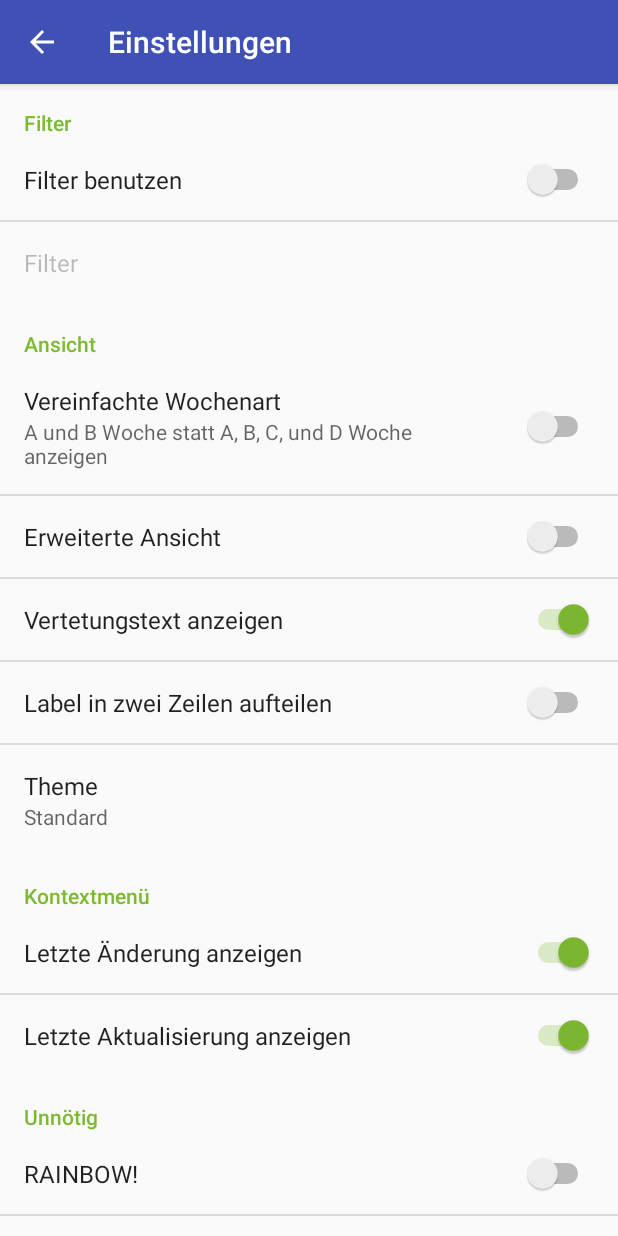
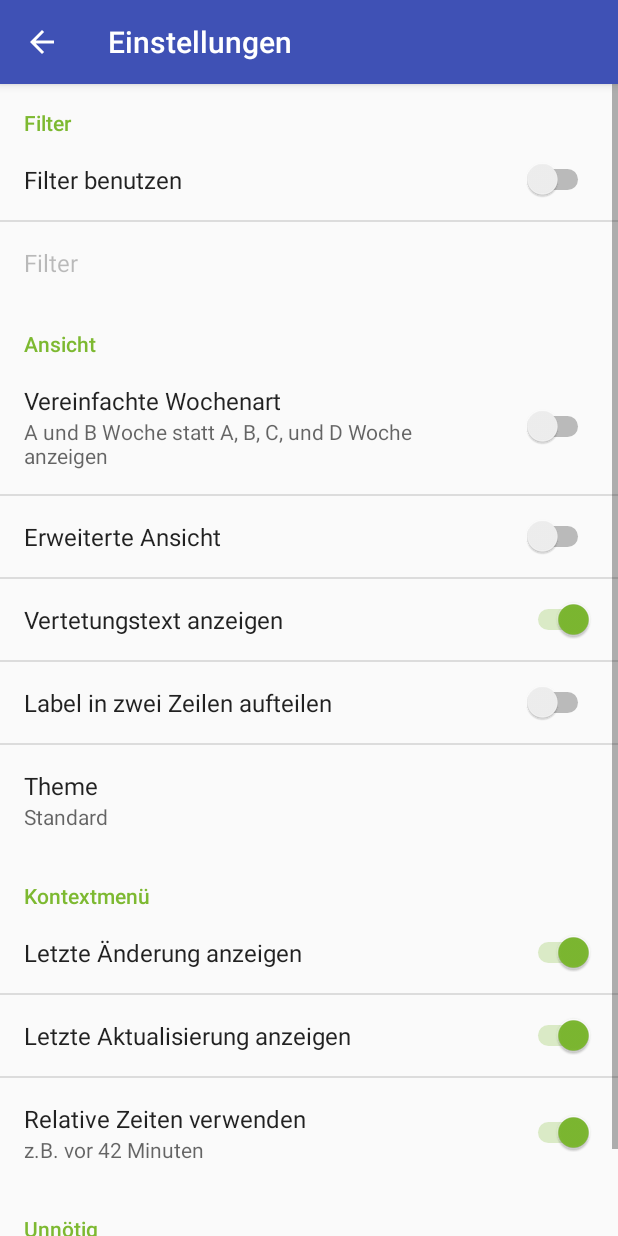
Before and after one commit to TecCheck/TG-Vertretung, an Android app: the MainActivity screen opened directly, with no data from a screen before it, in the side drawer, after a tap on "Einstellungen", on a phone screen of 412 x 824 dp. Run offline under Robolectric (Android 15) with nearby library versions, the phone set to English and light mode, and no system bars; libraries missing offline, so code that uses them is left out: de.sematre.tg; 11 statements that could not run were skipped.

Commit message:
Add 'Relative time'

```diff
--- a/app/src/main/java/de/coop/tgvertretung/activity/MainActivity.java
+++ b/app/src/main/java/de/coop/tgvertretung/activity/MainActivity.java
@@ -113,8 +113,11 @@ public class MainActivity extends AppCompatActivity implements NavigationView.On
                     if (Settings.settings.showClientRefresh) {
                         lastReload.setVisibility(View.VISIBLE);
                         title1.setVisibility(View.VISIBLE);
-                        String s = Utils.getFormattedDate(Settings.settings.lastClientRefresh, false, true);
-                        lastReload.setText(s);
+
+                        String date = null;
+                        if (Settings.settings.relativeTime) date = Utils.getRelativeFormattedTime(Settings.settings.lastClientRefresh, new Date(System.currentTimeMillis()));
+                        else date = Utils.getFormattedDate(Settings.settings.lastClientRefresh, false, true);
+                        lastReload.setText(date);
                     } else {
                         lastReload.setVisibility(View.GONE);
                         title1.setVisibility(View.GONE);
@@ -123,8 +126,11 @@ public class MainActivity extends AppCompatActivity implements NavigationView.On
                     if (Settings.settings.showServerRefresh) {
                         lastServerRefresh.setVisibility(View.VISIBLE);
                         title2.setVisibility(View.VISIBLE);
-                        String s = Utils.getFormattedDate(Settings.settings.timeTable.getDate(), false, true);
-                        lastServerRefresh.setText(s);
+
+                        String date = null;
+                        if (Settings.settings.relativeTime) date = Utils.getRelativeFormattedTime(Settings.settings.timeTable.getDate(), new Date(System.currentTimeMillis()));
+                        else date = Utils.getFormattedDate(Settings.settings.timeTable.getDate(), false, true);
+                        lastServerRefresh.setText(date);
                     } else {
                         lastServerRefresh.setVisibility(View.GONE);
                         title2.setVisibility(View.GONE);
--- a/app/src/main/java/de/coop/tgvertretung/activity/SettingsActivity.java
+++ b/app/src/main/java/de/coop/tgvertretung/activity/SettingsActivity.java
@@ -21,6 +21,7 @@ public class SettingsActivity extends PreferenceActivity implements Preference.O
     private Preference showAB = null;
     private Preference showClientRefresh = null;
     private Preference showServerRefresh = null;
+    private Preference relativeTime = null;
 
     private ListPreference themeMode = null;
     private Preference twoLineLabel = null;
@@ -43,6 +44,7 @@ public class SettingsActivity extends PreferenceActivity implements Preference.O
         showAB = findPreference("show_ab");
         showClientRefresh = findPreference("show_client_refresh");
         showServerRefresh = findPreference("show_server_refresh");
+        relativeTime = findPreference("relative_time");
 
         themeMode = (ListPreference) findPreference("theme_mode");
         twoLineLabel = findPreference("two_line_label");
@@ -58,6 +60,7 @@ public class SettingsActivity extends PreferenceActivity implements Preference.O
         showAB.setOnPreferenceChangeListener(this);
         showClientRefresh.setOnPreferenceChangeListener(this);
         showServerRefresh.setOnPreferenceChangeListener(this);
+        relativeTime.setOnPreferenceChangeListener(this);
 
         themeMode.setOnPreferenceChangeListener(this);
         twoLineLabel.setOnPreferenceChangeListener(this);
@@ -71,6 +74,7 @@ public class SettingsActivity extends PreferenceActivity implements Preference.O
         showAB.setDefaultValue(Settings.settings.showAB);
         showClientRefresh.setDefaultValue(Settings.settings.showClientRefresh);
         showServerRefresh.setDefaultValue(Settings.settings.showServerRefresh);
+        relativeTime.setDefaultValue(Settings.settings.relativeTime);
 
         themeMode.setValueIndex(Settings.settings.themeMode);
         twoLineLabel.setDefaultValue(Settings.settings.twoLineLabel);
@@ -98,6 +102,8 @@ public class SettingsActivity extends PreferenceActivity implements Preference.O
             Settings.settings.showClientRefresh = (boolean) value;
         } else if (preference.getKey().equals(showServerRefresh.getKey())) {
             Settings.settings.showServerRefresh = (boolean) value;
+        } else if (preference.getKey().equals(relativeTime.getKey())) {
+            Settings.settings.relativeTime = (boolean) value;
         } else if (preference.getKey().equals(showAB.getKey())) {
             Settings.settings.showAB = (boolean) value;
         } else if (preference.getKey().equals(rainbow.getKey())) {
--- a/app/src/main/java/de/coop/tgvertretung/utils/Settings.java
+++ b/app/src/main/java/de/coop/tgvertretung/utils/Settings.java
@@ -33,6 +33,7 @@ public class Settings implements Serializable {
     public boolean showAB = false;
     public boolean showClientRefresh = true;
     public boolean showServerRefresh = true;
+    public boolean relativeTime = true;
 
     public int themeMode = 0;
     public boolean rainbow = false;
@@ -86,6 +87,7 @@ public class Settings implements Serializable {
         out += ", showText: " + settings.showText;
         out += ", showClientRefresh: " + settings.showClientRefresh;
         out += ", showServerRefresh: " + settings.showServerRefresh;
+        out += ", relativeTime: " + settings.relativeTime;
         out += ", showAB" + settings.showAB;
 
         Utils.print(out);
--- a/app/src/main/res/values/strings.xml
+++ b/app/src/main/res/values/strings.xml
@@ -61,6 +61,8 @@
     <string name="setting_unnecessary_menu_title">Unnötig</string>
     <string name="setting_show_server_refresh">Letzte Änderung anzeigen</string>
     <string name="setting_show_client_refresh">Letzte Aktualisierung anzeigen</string>
+    <string name="setting_relative_time">Relative Zeiten verwenden</string>
+    <string name="setting_relative_time_summary">z.B. vor 42 Minuten</string>
     <string name="setting_use_old_layout">Altes Layout benutzen</string>
     <string name="setting_two_line_label">Label in zwei Zeilen aufteilen</string>
     <string name="setting_requires_restart">Neustart der App erforderlich</string>
@@ -136,6 +138,14 @@
     <string name="room">Raum</string>
     <string name="teacher">Lehrer/in</string>
 
+    <!-- Time formatting -->
+    <string name="time_future">In der Zukunft</string>
+    <string name="time_lessThenAMinute">Gerade eben</string>
+    <string name="time_aMinuteAgo">vor 1 Minute</string>
+    <string name="time_nMinutesAgo">vor %s Minuten</string>
+    <string name="time_today">Heute</string>
+    <string name="time_yesterday">Gestern</string>
+
     <!-- Misc -->
     <string name="remove">Entfernen</string>
     <string name="add">Hinzufügen</string>
--- a/app/src/main/res/xml/activity_settings.xml
+++ b/app/src/main/res/xml/activity_settings.xml
@@ -68,6 +68,13 @@
         android:defaultValue="true"
         android:key="show_client_refresh"
         android:title="@string/setting_show_client_refresh" />
+    <SwitchPreference
+        android:layout_width="wrap_content"
+        android:layout_height="wrap_content"
+        android:defaultValue="true"
+        android:key="relative_time"
+        android:summary="@string/setting_relative_time_summary"
+        android:title="@string/setting_relative_time" />
     <PreferenceCategory android:title="@string/setting_unnecessary_menu_title">
 
     </PreferenceCategory>
```
Also changed, not shown: app/src/main/java/de/coop/tgvertretung/utils/Utils.java (+40 -0 lines).
